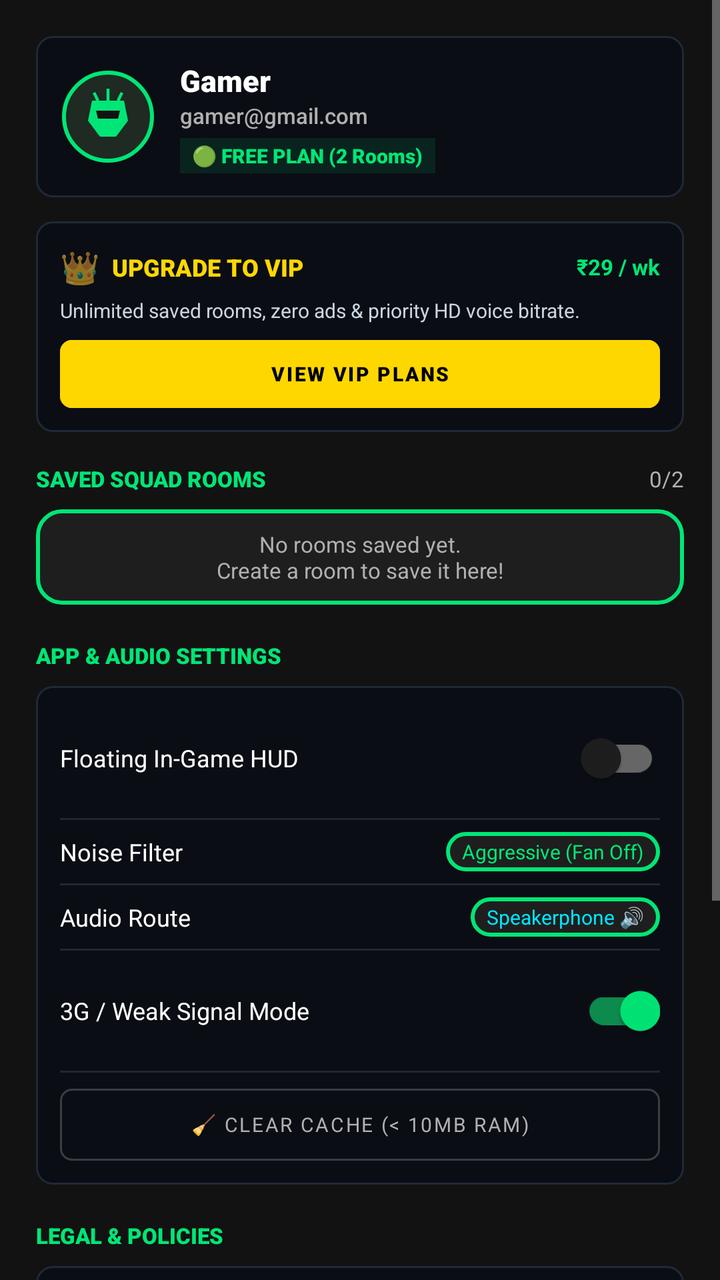
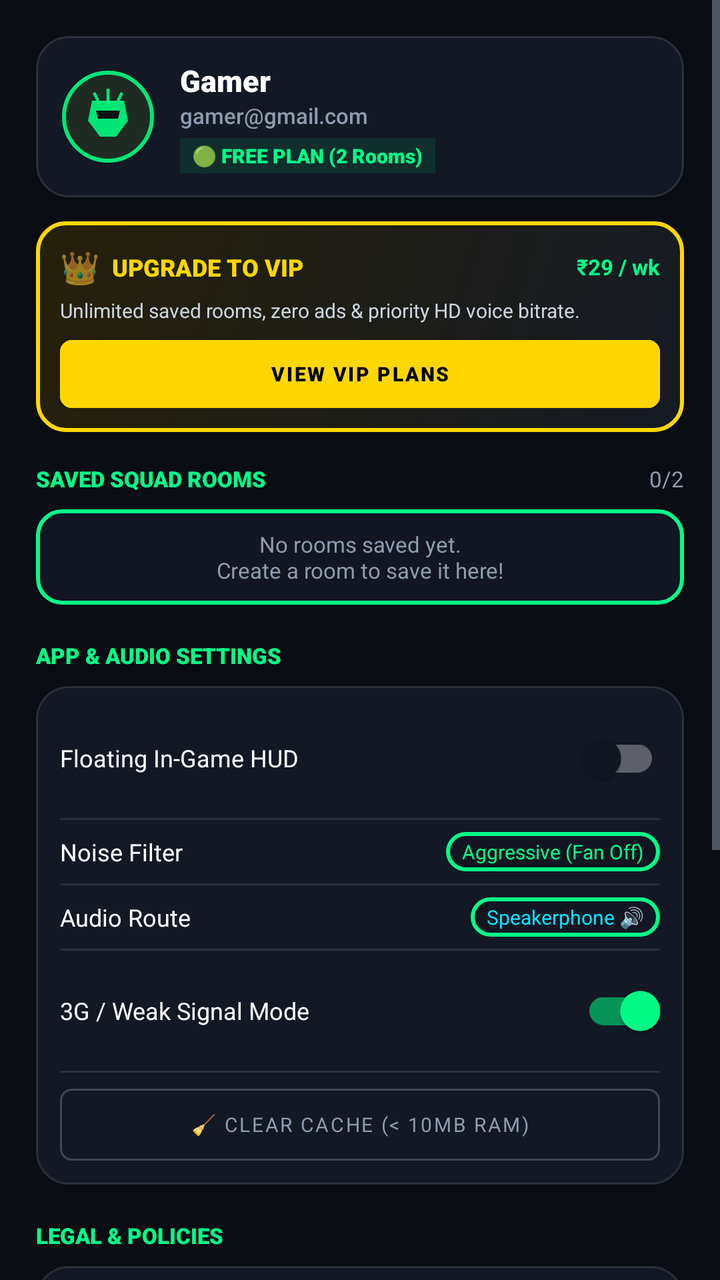

Compare the two renders of this Android layout. The source of the first and the diff that turns it into the second are given below.
<!-- AndroidManifest.xml: application theme Theme.GamerVoice -->
<!-- res/layout/layout_navigation_slider.xml -->
<?xml version="1.0" encoding="utf-8"?>
<ScrollView xmlns:android="http://schemas.android.com/apk/res/android"
    xmlns:app="http://schemas.android.com/apk/res-auto"
    android:layout_width="320dp"
    android:layout_height="match_parent"
    android:layout_gravity="start"
    android:background="@color/primary_dark"
    android:fillViewport="true">

    <LinearLayout
        android:layout_width="match_parent"
        android:layout_height="wrap_content"
        android:orientation="vertical"
        android:padding="18dp">

        
        <LinearLayout
            android:id="@+id/llDrawerUserProfile"
            android:layout_width="match_parent"
            android:layout_height="wrap_content"
            android:background="@drawable/bg_terminal_box"
            android:gravity="center_vertical"
            android:orientation="horizontal"
            android:padding="12dp">

            <ImageView
                android:id="@+id/ivDrawerAvatar"
                android:layout_width="48dp"
                android:layout_height="48dp"
                android:contentDescription="User Avatar"
                android:src="@drawable/ic_avatar_1" />

            <LinearLayout
                android:layout_width="0dp"
                android:layout_height="wrap_content"
                android:layout_marginStart="12dp"
                android:layout_weight="1"
                android:orientation="vertical">

                <TextView
                    android:id="@+id/tvDrawerName"
                    android:layout_width="wrap_content"
                    android:layout_height="wrap_content"
                    android:fontFamily="sans-serif-black"
                    android:text="Gamer"
                    android:textColor="@color/white"
                    android:textSize="15sp" />

                <TextView
                    android:id="@+id/tvDrawerEmail"
                    android:layout_width="wrap_content"
                    android:layout_height="wrap_content"
                    android:ellipsize="end"
                    android:fontFamily="sans-serif-medium"
                    android:maxLines="1"
                    android:text="gamer@gmail.com"
                    android:textColor="@color/text_secondary"
                    android:textSize="11sp" />

                
                <TextView
                    android:id="@+id/tvDrawerPlanBadge"
                    android:layout_width="wrap_content"
                    android:layout_height="wrap_content"
                    android:layout_marginTop="4dp"
                    android:background="#1A00E676"
                    android:fontFamily="sans-serif-black"
                    android:paddingHorizontal="6dp"
                    android:paddingVertical="2dp"
                    android:text="🟢 FREE PLAN (2 Rooms)"
                    android:textColor="@color/accent_green"
                    android:textSize="10sp" />
            </LinearLayout>
        </LinearLayout>

        
        <LinearLayout
            android:id="@+id/llDrawerVipBanner"
            android:layout_width="match_parent"
            android:layout_height="wrap_content"
            android:layout_marginTop="12dp"
            android:background="@drawable/bg_terminal_box"
            android:orientation="vertical"
            android:padding="12dp">

            <LinearLayout
                android:layout_width="match_parent"
                android:layout_height="wrap_content"
                android:gravity="center_vertical"
                android:orientation="horizontal">

                <TextView
                    android:layout_width="wrap_content"
                    android:layout_height="wrap_content"
                    android:text="👑"
                    android:textSize="16sp" />

                <TextView
                    android:layout_width="0dp"
                    android:layout_height="wrap_content"
                    android:layout_marginStart="6dp"
                    android:layout_weight="1"
                    android:fontFamily="sans-serif-black"
                    android:text="UPGRADE TO VIP"
                    android:textColor="#FFD700"
                    android:textSize="12sp" />

                <TextView
                    android:layout_width="wrap_content"
                    android:layout_height="wrap_content"
                    android:text="₹29 / wk"
                    android:textColor="@color/accent_green"
                    android:textSize="11sp"
                    android:textStyle="bold" />
            </LinearLayout>

            <TextView
                android:layout_width="match_parent"
                android:layout_height="wrap_content"
                android:layout_marginTop="4dp"
                android:text="Unlimited saved rooms, zero ads &amp; priority HD voice bitrate."
                android:textColor="#CBD5E0"
                android:textSize="10sp" />

            <com.google.android.material.button.MaterialButton
                android:id="@+id/btnDrawerUpgradeVip"
                style="@style/Widget.MaterialComponents.Button"
                android:layout_width="match_parent"
                android:layout_height="34dp"
                android:layout_marginTop="8dp"
                android:backgroundTint="#FFD700"
                android:fontFamily="sans-serif-black"
                android:insetTop="0dp"
                android:insetBottom="0dp"
                android:text="VIEW VIP PLANS"
                android:textColor="@color/black"
                android:textSize="10sp"
                app:cornerRadius="6dp" />
        </LinearLayout>

        
        <LinearLayout
            android:layout_width="match_parent"
            android:layout_height="wrap_content"
            android:layout_marginTop="16dp"
            android:gravity="center_vertical"
            android:orientation="horizontal">

            <TextView
                android:layout_width="0dp"
                android:layout_height="wrap_content"
                android:layout_weight="1"
                android:fontFamily="sans-serif-black"
                android:text="SAVED SQUAD ROOMS"
                android:textColor="@color/accent_green"
                android:textSize="11sp" />

            <TextView
                android:id="@+id/tvDrawerRoomQuota"
                android:layout_width="wrap_content"
                android:layout_height="wrap_content"
                android:fontFamily="sans-serif-bold"
                android:text="0/2"
                android:textColor="@color/text_secondary"
                android:textSize="11sp" />
        </LinearLayout>

        <LinearLayout
            android:id="@+id/llDrawerSavedRoomsContainer"
            android:layout_width="match_parent"
            android:layout_height="wrap_content"
            android:layout_marginTop="8dp"
            android:orientation="vertical">

            <TextView
                android:id="@+id/tvDrawerNoRooms"
                android:layout_width="match_parent"
                android:layout_height="wrap_content"
                android:background="@drawable/bg_code_input"
                android:gravity="center"
                android:padding="10dp"
                android:text="No rooms saved yet.\nCreate a room to save it here!"
                android:textColor="@color/text_secondary"
                android:textSize="11sp" />
        </LinearLayout>

        
        <TextView
            android:layout_width="wrap_content"
            android:layout_height="wrap_content"
            android:layout_marginTop="18dp"
            android:layout_marginBottom="8dp"
            android:fontFamily="sans-serif-black"
            android:text="APP &amp; AUDIO SETTINGS"
            android:textColor="@color/accent_green"
            android:textSize="11sp" />

        <LinearLayout
            android:layout_width="match_parent"
            android:layout_height="wrap_content"
            android:background="@drawable/bg_terminal_box"
            android:orientation="vertical"
            android:padding="12dp">

            
            <LinearLayout
                android:layout_width="match_parent"
                android:layout_height="wrap_content"
                android:gravity="center_vertical"
                android:orientation="horizontal">

                <TextView
                    android:layout_width="0dp"
                    android:layout_height="wrap_content"
                    android:layout_weight="1"
                    android:text="Floating In-Game HUD"
                    android:textColor="@color/white"
                    android:textSize="12sp" />

                <com.google.android.material.switchmaterial.SwitchMaterial
                    android:id="@+id/switchDrawerHud"
                    android:layout_width="wrap_content"
                    android:layout_height="wrap_content"
                    app:useMaterialThemeColors="true" />
            </LinearLayout>

            <View
                android:layout_width="match_parent"
                android:layout_height="1dp"
                android:layout_marginVertical="6dp"
                android:background="#1AFFFFFF" />

            
            <LinearLayout
                android:layout_width="match_parent"
                android:layout_height="wrap_content"
                android:gravity="center_vertical"
                android:orientation="horizontal">

                <TextView
                    android:layout_width="0dp"
                    android:layout_height="wrap_content"
                    android:layout_weight="1"
                    android:text="Noise Filter"
                    android:textColor="@color/white"
                    android:textSize="12sp" />

                <TextView
                    android:id="@+id/tvDrawerNoiseFilter"
                    android:layout_width="wrap_content"
                    android:layout_height="wrap_content"
                    android:background="@drawable/bg_code_input"
                    android:fontFamily="sans-serif-bold"
                    android:paddingHorizontal="8dp"
                    android:paddingVertical="3dp"
                    android:text="Aggressive (Fan Off)"
                    android:textColor="@color/accent_green"
                    android:textSize="10sp" />
            </LinearLayout>

            <View
                android:layout_width="match_parent"
                android:layout_height="1dp"
                android:layout_marginVertical="6dp"
                android:background="#1AFFFFFF" />

            
            <LinearLayout
                android:layout_width="match_parent"
                android:layout_height="wrap_content"
                android:gravity="center_vertical"
                android:orientation="horizontal">

                <TextView
                    android:layout_width="0dp"
                    android:layout_height="wrap_content"
                    android:layout_weight="1"
                    android:text="Audio Route"
                    android:textColor="@color/white"
                    android:textSize="12sp" />

                <TextView
                    android:id="@+id/tvDrawerAudioRoute"
                    android:layout_width="wrap_content"
                    android:layout_height="wrap_content"
                    android:background="@drawable/bg_code_input"
                    android:fontFamily="sans-serif-bold"
                    android:paddingHorizontal="8dp"
                    android:paddingVertical="3dp"
                    android:text="Speakerphone 🔊"
                    android:textColor="#00E5FF"
                    android:textSize="10sp" />
            </LinearLayout>

            <View
                android:layout_width="match_parent"
                android:layout_height="1dp"
                android:layout_marginVertical="6dp"
                android:background="#1AFFFFFF" />

            
            <LinearLayout
                android:layout_width="match_parent"
                android:layout_height="wrap_content"
                android:gravity="center_vertical"
                android:orientation="horizontal">

                <TextView
                    android:layout_width="0dp"
                    android:layout_height="wrap_content"
                    android:layout_weight="1"
                    android:text="3G / Weak Signal Mode"
                    android:textColor="@color/white"
                    android:textSize="12sp" />

                <com.google.android.material.switchmaterial.SwitchMaterial
                    android:id="@+id/switchDrawerLowData"
                    android:layout_width="wrap_content"
                    android:layout_height="wrap_content"
                    android:checked="true"
                    app:useMaterialThemeColors="true" />
            </LinearLayout>

            <View
                android:layout_width="match_parent"
                android:layout_height="1dp"
                android:layout_marginVertical="6dp"
                android:background="#1AFFFFFF" />

            
            <com.google.android.material.button.MaterialButton
                android:id="@+id/btnDrawerClearCache"
                style="@style/Widget.MaterialComponents.Button.OutlinedButton"
                android:layout_width="match_parent"
                android:layout_height="36dp"
                android:layout_marginTop="2dp"
                android:fontFamily="sans-serif-bold"
                android:insetTop="0dp"
                android:insetBottom="0dp"
                android:text="🧹 CLEAR CACHE (&lt; 10MB RAM)"
                android:textColor="@color/text_secondary"
                android:textSize="10sp"
                app:cornerRadius="6dp"
                app:strokeColor="#33FFFFFF"
                app:strokeWidth="1dp" />
        </LinearLayout>

        
        <TextView
            android:layout_width="wrap_content"
            android:layout_height="wrap_content"
            android:layout_marginTop="18dp"
            android:layout_marginBottom="8dp"
            android:fontFamily="sans-serif-black"
            android:text="LEGAL &amp; POLICIES"
            android:textColor="@color/accent_green"
            android:textSize="11sp" />

        <LinearLayout
            android:layout_width="match_parent"
            android:layout_height="wrap_content"
            android:background="@drawable/bg_terminal_box"
            android:orientation="vertical">

            
            <LinearLayout
                android:id="@+id/btnDrawerPrivacy"
                android:layout_width="match_parent"
                android:layout_height="42dp"
                android:background="?attr/selectableItemBackground"
                android:clickable="true"
                android:focusable="true"
                android:gravity="center_vertical"
                android:orientation="horizontal"
                android:paddingHorizontal="12dp">

                <ImageView
                    android:layout_width="18dp"
                    android:layout_height="18dp"
                    android:contentDescription="Privacy"
                    android:src="@drawable/ic_shield_privacy" />

                <TextView
                    android:layout_width="0dp"
                    android:layout_height="wrap_content"
                    android:layout_marginStart="10dp"
                    android:layout_weight="1"
                    android:fontFamily="sans-serif-medium"
                    android:text="Privacy Policy"
                    android:textColor="@color/white"
                    android:textSize="12sp" />

                <TextView
                    android:layout_width="wrap_content"
                    android:layout_height="wrap_content"
                    android:text="›"
                    android:textColor="@color/text_secondary"
                    android:textSize="16sp" />
            </LinearLayout>

            <View
                android:layout_width="match_parent"
                android:layout_height="1dp"
                android:background="#1AFFFFFF" />

            
            <LinearLayout
                android:id="@+id/btnDrawerTerms"
                android:layout_width="match_parent"
                android:layout_height="42dp"
                android:background="?attr/selectableItemBackground"
                android:clickable="true"
                android:focusable="true"
                android:gravity="center_vertical"
                android:orientation="horizontal"
                android:paddingHorizontal="12dp">

                <ImageView
                    android:layout_width="18dp"
                    android:layout_height="18dp"
                    android:contentDescription="Terms"
                    android:src="@drawable/ic_document_terms" />

                <TextView
                    android:layout_width="0dp"
                    android:layout_height="wrap_content"
                    android:layout_marginStart="10dp"
                    android:layout_weight="1"
                    android:fontFamily="sans-serif-medium"
                    android:text="Terms &amp; EULA"
                    android:textColor="@color/white"
                    android:textSize="12sp" />

                <TextView
                    android:layout_width="wrap_content"
                    android:layout_height="wrap_content"
                    android:text="›"
                    android:textColor="@color/text_secondary"
                    android:textSize="16sp" />
            </LinearLayout>

            <View
                android:layout_width="match_parent"
                android:layout_height="1dp"
                android:background="#1AFFFFFF" />

            
            <LinearLayout
                android:id="@+id/btnDrawerGuidelines"
                android:layout_width="match_parent"
                android:layout_height="42dp"
                android:background="?attr/selectableItemBackground"
                android:clickable="true"
                android:focusable="true"
                android:gravity="center_vertical"
                android:orientation="horizontal"
                android:paddingHorizontal="12dp">

                <ImageView
                    android:layout_width="18dp"
                    android:layout_height="18dp"
                    android:contentDescription="Guidelines"
                    android:src="@drawable/ic_info_circle" />

                <TextView
                    android:layout_width="0dp"
                    android:layout_height="wrap_content"
                    android:layout_marginStart="10dp"
                    android:layout_weight="1"
                    android:fontFamily="sans-serif-medium"
                    android:text="Community &amp; Fair Play"
                    android:textColor="@color/white"
                    android:textSize="12sp" />

                <TextView
                    android:layout_width="wrap_content"
                    android:layout_height="wrap_content"
                    android:text="›"
                    android:textColor="@color/text_secondary"
                    android:textSize="16sp" />
            </LinearLayout>

            <View
                android:layout_width="match_parent"
                android:layout_height="1dp"
                android:background="#1AFFFFFF" />

            
            <LinearLayout
                android:id="@+id/btnDrawerLicenses"
                android:layout_width="match_parent"
                android:layout_height="42dp"
                android:background="?attr/selectableItemBackground"
                android:clickable="true"
                android:focusable="true"
                android:gravity="center_vertical"
                android:orientation="horizontal"
                android:paddingHorizontal="12dp">

                <ImageView
                    android:layout_width="18dp"
                    android:layout_height="18dp"
                    android:contentDescription="Licenses"
                    android:src="@drawable/ic_open_source" />

                <TextView
                    android:layout_width="0dp"
                    android:layout_height="wrap_content"
                    android:layout_marginStart="10dp"
                    android:layout_weight="1"
                    android:fontFamily="sans-serif-medium"
                    android:text="Open Source Licenses"
                    android:textColor="@color/white"
                    android:textSize="12sp" />

                <TextView
                    android:layout_width="wrap_content"
                    android:layout_height="wrap_content"
                    android:text="›"
                    android:textColor="@color/text_secondary"
                    android:textSize="16sp" />
            </LinearLayout>
        </LinearLayout>

        
        <TextView
            android:id="@+id/tvDrawerVersion"
            android:layout_width="match_parent"
            android:layout_height="wrap_content"
            android:layout_marginTop="16dp"
            android:gravity="center"
            android:text="GamerVoice v1.0.0-beta • Universal Release"
            android:textColor="@color/text_secondary"
            android:textSize="10sp" />

        
        <com.google.android.material.button.MaterialButton
            android:id="@+id/btnDrawerLogout"
            style="@style/Widget.MaterialComponents.Button.OutlinedButton"
            android:layout_width="match_parent"
            android:layout_height="46dp"
            android:layout_marginTop="12dp"
            android:fontFamily="sans-serif-black"
            android:text="LOGOUT SQUAD"
            android:textColor="#FF5252"
            android:textSize="12sp"
            app:cornerRadius="8dp"
            app:strokeColor="#66FF5252"
            app:strokeWidth="1dp" />

    </LinearLayout>
</ScrollView>
<!-- resources referenced by this layout -->
<resources>
  <color name="accent_green">#00E676</color>
  <color name="black">#FF000000</color>
  <color name="primary_dark">#121212</color>
  <color name="text_secondary">#B0B0B0</color>
  <color name="white">#FFFFFFFF</color>
  <!-- drawable bg_code_input (drawable) -->
  <?xml version="1.0" encoding="utf-8"?>
  <shape xmlns:android="http://schemas.android.com/apk/res/android"
      android:shape="rectangle">
      <solid android:color="@color/card_background" />
      <stroke
          android:width="2dp"
          android:color="@color/accent_green" />
      <corners android:radius="12dp" />
      <padding
          android:bottom="12dp"
          android:left="16dp"
          android:right="16dp"
          android:top="12dp" />
  </shape>
  <!-- drawable bg_terminal_box (drawable) -->
  <?xml version="1.0" encoding="utf-8"?>
  <shape xmlns:android="http://schemas.android.com/apk/res/android"
      android:shape="rectangle">
      <solid android:color="#0A0D14" />
      <stroke
          android:width="1dp"
          android:color="#1F2937" />
      <corners android:radius="8dp" />
  </shape>
  <!-- drawable ic_document_terms (drawable) -->
  <vector xmlns:android="http://schemas.android.com/apk/res/android"
      android:width="24dp"
      android:height="24dp"
      android:viewportWidth="24"
      android:viewportHeight="24">
    <path
        android:fillColor="#00E5FF"
        android:pathData="M14,2H6c-1.1,0 -1.99,0.9 -1.99,2L4,20c0,1.1 0.89,2 1.99,2H18c1.1,0 2,-0.9 2,-2V8l-6,-6zm2,16H8v-2h8v2zm0,-4H8v-2h8v2zm-3,-5V3.5L18.5,9H13z"/>
  </vector>
  <!-- drawable ic_info_circle (drawable) -->
  <vector xmlns:android="http://schemas.android.com/apk/res/android"
      android:width="24dp"
      android:height="24dp"
      android:viewportWidth="24"
      android:viewportHeight="24">
    <path
        android:fillColor="#B388FF"
        android:pathData="M11,7h2v2h-2zm0,4h2v6h-2zm1,-9C6.48,2 2,6.48 2,12s4.48,10 10,10 10,-4.48 10,-10S17.52,2 12,2zm0,18c-4.41,0 -8,-3.59 -8,-8s3.59,-8 8,-8 8,3.59 8,8 -3.59,8 -8,8z"/>
  </vector>
  <!-- drawable ic_open_source (drawable) -->
  <vector xmlns:android="http://schemas.android.com/apk/res/android"
      android:width="24dp"
      android:height="24dp"
      android:viewportWidth="24"
      android:viewportHeight="24">
    <path
        android:fillColor="#FFD700"
        android:pathData="M9.4,16.6L4.8,12l4.6,-4.6L8,6l-6,6 6,6 1.4,-1.4zm5.2,0l4.6,-4.6 -4.6,-4.6L16,6l6,6 -6,6 -1.4,-1.4z"/>
  </vector>
  <!-- drawable ic_shield_privacy (drawable) -->
  <vector xmlns:android="http://schemas.android.com/apk/res/android"
      android:width="24dp"
      android:height="24dp"
      android:viewportWidth="24"
      android:viewportHeight="24">
    <path
        android:fillColor="#00E676"
        android:pathData="M12,1L3,5v6c0,5.55 3.84,10.74 9,12 5.16,-1.26 9,-6.45 9,-12V5l-9,-4zm0,10.99h7c-0.53,4.12 -3.28,7.79 -7,8.94V12H5V6.3l7,-3.11v8.8z"/>
  </vector>
  <color name="card_background">#1E1E1E</color>
  <!-- unchanged entries left out for length: 2 -->
</resources>

<!-- the commit's change to res/layout/layout_navigation_slider.xml (unified diff, before → after) -->
@@ -18,7 +18,7 @@
             android:id="@+id/llDrawerUserProfile"
             android:layout_width="match_parent"
             android:layout_height="wrap_content"
-            android:background="@drawable/bg_terminal_box"
+            android:background="@drawable/bg_glass_card"
             android:gravity="center_vertical"
             android:orientation="horizontal"
             android:padding="12dp">
@@ -79,7 +79,7 @@
             android:layout_width="match_parent"
             android:layout_height="wrap_content"
             android:layout_marginTop="12dp"
-            android:background="@drawable/bg_terminal_box"
+            android:background="@drawable/bg_vip_card_gold"
             android:orientation="vertical"
             android:padding="12dp">
 
@@ -198,7 +198,7 @@
         <LinearLayout
             android:layout_width="match_parent"
             android:layout_height="wrap_content"
-            android:background="@drawable/bg_terminal_box"
+            android:background="@drawable/bg_glass_card"
             android:orientation="vertical"
             android:padding="12dp">
 
@@ -359,7 +359,7 @@
         <LinearLayout
             android:layout_width="match_parent"
             android:layout_height="wrap_content"
-            android:background="@drawable/bg_terminal_box"
+            android:background="@drawable/bg_glass_card"
             android:orientation="vertical">
 
             
@@ -535,16 +535,31 @@
 
         
         <com.google.android.material.button.MaterialButton
+            android:id="@+id/btnDrawerResetPlan"
+            style="@style/Widget.MaterialComponents.Button.OutlinedButton"
+            android:layout_width="match_parent"
+            android:layout_height="42dp"
+            android:layout_marginTop="14dp"
+            android:fontFamily="sans-serif-bold"
+            android:text="🔄 RESET PLAN TO FREE (REVOKE VIP)"
+            android:textColor="#FF2A6D"
+            android:textSize="11sp"
+            app:cornerRadius="10dp"
+            app:strokeColor="#4DFF2A6D"
+            app:strokeWidth="1dp" />
+
+        
+        <com.google.android.material.button.MaterialButton
             android:id="@+id/btnDrawerLogout"
             style="@style/Widget.MaterialComponents.Button.OutlinedButton"
             android:layout_width="match_parent"
             android:layout_height="46dp"
-            android:layout_marginTop="12dp"
+            android:layout_marginTop="10dp"
             android:fontFamily="sans-serif-black"
             android:text="LOGOUT SQUAD"
             android:textColor="#FF5252"
             android:textSize="12sp"
-            app:cornerRadius="8dp"
+            app:cornerRadius="10dp"
             app:strokeColor="#66FF5252"
             app:strokeWidth="1dp" />
 
<!-- resource entries referenced after the edit -->
@@ -1,9 +1,9 @@
 <!-- resources referenced by this layout -->
 <resources>
-  <color name="accent_green">#00E676</color>
+  <color name="accent_green">#00FF88</color>
   <color name="black">#FF000000</color>
-  <color name="primary_dark">#121212</color>
-  <color name="text_secondary">#B0B0B0</color>
+  <color name="primary_dark">#0A0D14</color>
+  <color name="text_secondary">#8E9BAE</color>
   <color name="white">#FFFFFFFF</color>
   <!-- drawable bg_code_input (drawable) -->
   <?xml version="1.0" encoding="utf-8"?>
@@ -20,15 +20,28 @@
           android:right="16dp"
           android:top="12dp" />
   </shape>
-  <!-- drawable bg_terminal_box (drawable) -->
+  <!-- drawable bg_glass_card (drawable) -->
   <?xml version="1.0" encoding="utf-8"?>
   <shape xmlns:android="http://schemas.android.com/apk/res/android"
       android:shape="rectangle">
-      <solid android:color="#0A0D14" />
+      <solid android:color="#121824" />
+      <corners android:radius="16dp" />
       <stroke
           android:width="1dp"
-          android:color="#1F2937" />
-      <corners android:radius="8dp" />
+          android:color="#1FFFFFFF" />
+  </shape>
+  <!-- drawable bg_vip_card_gold (drawable) -->
+  <?xml version="1.0" encoding="utf-8"?>
+  <shape xmlns:android="http://schemas.android.com/apk/res/android"
+      android:shape="rectangle">
+      <gradient
+          android:startColor="#26200A"
+          android:endColor="#151A24"
+          android:angle="315" />
+      <corners android:radius="14dp" />
+      <stroke
+          android:width="2dp"
+          android:color="#FFD700" />
   </shape>
   <!-- drawable ic_document_terms (drawable) -->
   <vector xmlns:android="http://schemas.android.com/apk/res/android"
@@ -70,7 +83,7 @@
         android:fillColor="#00E676"
         android:pathData="M12,1L3,5v6c0,5.55 3.84,10.74 9,12 5.16,-1.26 9,-6.45 9,-12V5l-9,-4zm0,10.99h7c-0.53,4.12 -3.28,7.79 -7,8.94V12H5V6.3l7,-3.11v8.8z"/>
   </vector>
-  <color name="card_background">#1E1E1E</color>
+  <color name="card_background">#111622</color>
   <!-- unchanged entries left out for length: 2 -->
 </resources>
 
